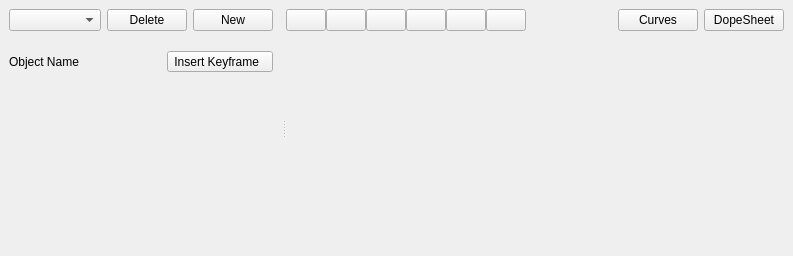
First picture: the form in src/widgets/animationwidget.ui, repository jahshaka/Studio, before the edit.
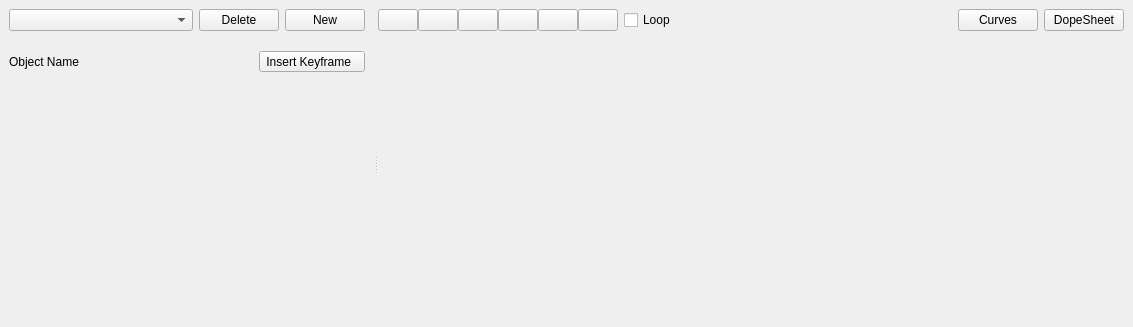
Second picture: the form after the edit. Icons and pictures are not drawn. Custom widgets are drawn as their Qt base class.

Commit message: Added loop button to animation ui

What changed in the file:
```diff
--- a/src/widgets/animationwidget.ui
+++ b/src/widgets/animationwidget.ui
@@ -6,8 +6,8 @@
    <rect>
     <x>0</x>
     <y>0</y>
-    <width>793</width>
-    <height>256</height>
+    <width>1133</width>
+    <height>327</height>
    </rect>
   </property>
   <property name="windowTitle">
@@ -393,6 +393,13 @@
                </layout>
               </widget>
              </item>
+             <item>
+              <widget class="QCheckBox" name="loopCheckBox">
+               <property name="text">
+                <string>Loop</string>
+               </property>
+              </widget>
+             </item>
              <item>
               <spacer name="horizontalSpacer">
                <property name="orientation">
```
The commit also changes 1 other file.
